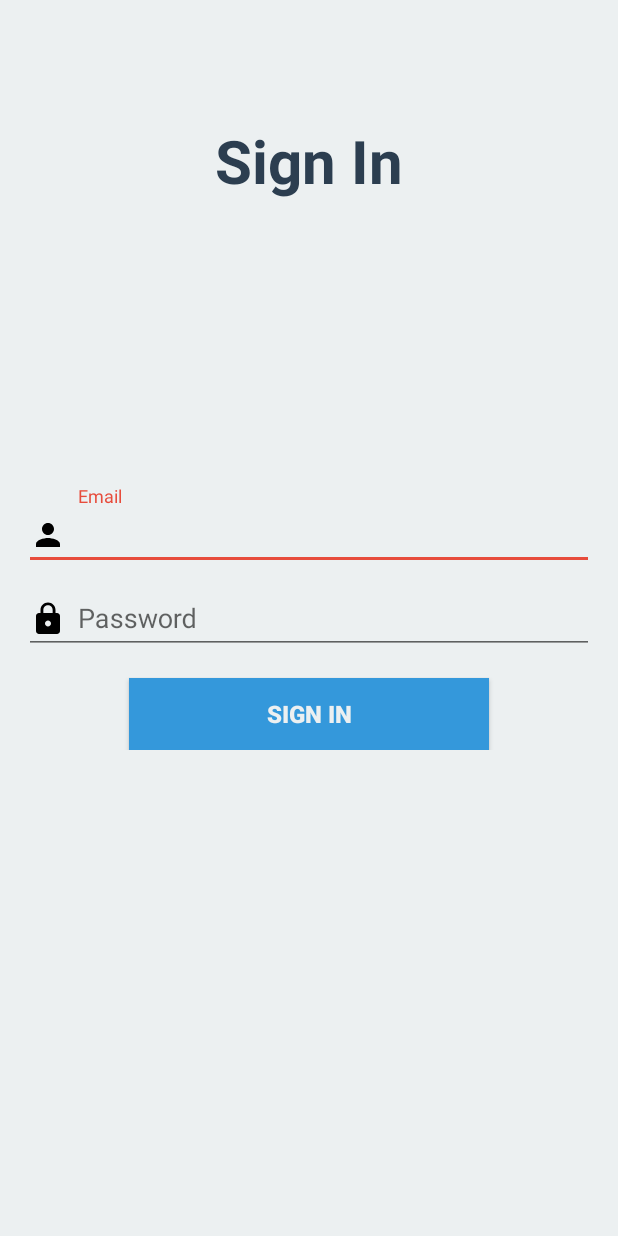
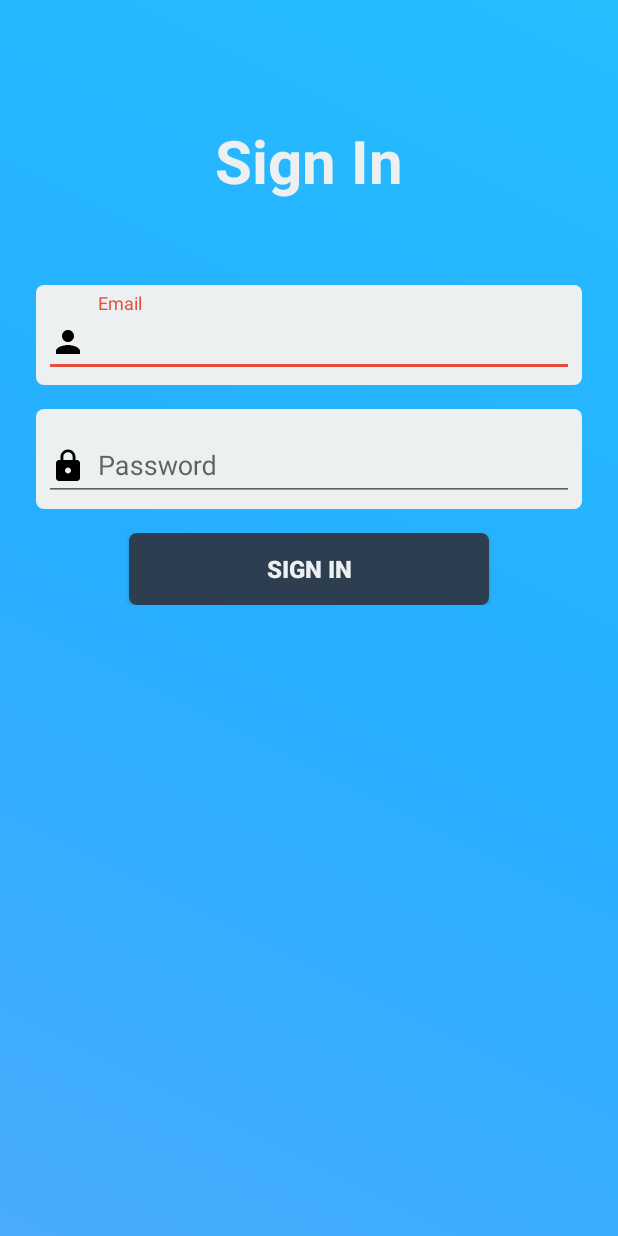
Before and after one commit to shrestha23/library_management_librarian, an Android app: the screen it shows after launch (LoginActivity), on a phone screen of 412 x 824 dp. Run offline under Robolectric (Android 15) with nearby library versions, the phone set to English and light mode, and no system bars; our stand-ins replace Firebase (no records; nobody signed in at launch, a user with empty details on screens opened directly); libraries missing offline, so code that uses them is left out: com.basgeekball.awesomevalidation, com.crashlytics.android, io.fabric.sdk; 5 statements that could not run were skipped.

Commit message:
Changed the login system to be more functional

```diff
--- a/app/src/main/java/com/aurghyadip/libararymanagementlibrarian/LoginActivity.java
+++ b/app/src/main/java/com/aurghyadip/libararymanagementlibrarian/LoginActivity.java
@@ -5,21 +5,32 @@ import android.support.annotation.NonNull;
 import android.support.design.widget.TextInputEditText;
 import android.support.v7.app.AppCompatActivity;
 import android.os.Bundle;
+import android.util.Log;
+import android.util.Patterns;
 import android.view.View;
 import android.widget.Button;
 import android.widget.Toast;
 
+import com.basgeekball.awesomevalidation.AwesomeValidation;
+import com.basgeekball.awesomevalidation.ValidationStyle;
+import com.basgeekball.awesomevalidation.utility.RegexTemplate;
 import com.google.android.gms.tasks.OnCompleteListener;
 import com.google.android.gms.tasks.Task;
 import com.google.firebase.auth.AuthResult;
 import com.google.firebase.auth.FirebaseAuth;
+import com.google.firebase.database.DataSnapshot;
+import com.google.firebase.database.DatabaseError;
+import com.google.firebase.database.DatabaseReference;
+import com.google.firebase.database.FirebaseDatabase;
+import com.google.firebase.database.ValueEventListener;
 
 public class LoginActivity extends AppCompatActivity {
     private FirebaseAuth mAuth;
-    private FirebaseAuth.AuthStateListener mAuthListner;
+    private FirebaseAuth.AuthStateListener mAuthListener;
 
     TextInputEditText emailField;
     TextInputEditText passwordField;
+    AwesomeValidation awesomeValidation;
 
     Button signInBtn;
 
@@ -28,12 +39,15 @@ public class LoginActivity extends AppCompatActivity {
         super.onCreate(savedInstanceState);
         setContentView(R.layout.activity_login);
 
+        awesomeValidation = new AwesomeValidation(ValidationStyle.COLORATION);
+
         mAuth = FirebaseAuth.getInstance();
-        mAuthListner = new FirebaseAuth.AuthStateListener() {
+        mAuthListener = new FirebaseAuth.AuthStateListener() {
             @Override
-            public void onAuthStateChanged(@NonNull FirebaseAuth firebaseAuth) {
-                if(firebaseAuth.getCurrentUser() != null) {
+            public void onAuthStateChanged(@NonNull final FirebaseAuth firebaseAuth) {
+                if (firebaseAuth.getCurrentUser() != null) {
                     startActivity(new Intent(LoginActivity.this, MainActivity.class));
+                    finish();
                 }
             }
         };
@@ -43,13 +57,16 @@ public class LoginActivity extends AppCompatActivity {
 
         signInBtn = findViewById(R.id.sign_in_btn);
 
+        // Validation rules
+        awesomeValidation.addValidation(emailField, Patterns.EMAIL_ADDRESS, getString(R.string.error_invalid_email));
+        awesomeValidation.addValidation(passwordField, RegexTemplate.NOT_EMPTY, getString(R.string.error_invalid_password));
+
         signInBtn.setOnClickListener(new View.OnClickListener() {
             @Override
             public void onClick(View v) {
-
-                // TODO: Add validation
+                if (awesomeValidation.validate()) {
                     startSignIn();
-
+                }
             }
         });
     }
@@ -57,12 +74,6 @@ public class LoginActivity extends AppCompatActivity {
     private void startSignIn() {
         String email = emailField.getText().toString();
         String password = passwordField.getText().toString();
-
-        if (email.isEmpty() || password.isEmpty()) {
-
-            Toast.makeText(LoginActivity.this, "Email & Password can't be blank", Toast.LENGTH_SHORT).show();
-
-        } else {
 
         mAuth.signInWithEmailAndPassword(email, password).addOnCompleteListener(new OnCompleteListener<AuthResult>() {
             @Override
@@ -73,13 +84,12 @@ public class LoginActivity extends AppCompatActivity {
             }
         });
     }
-    }
 
     @Override
     protected void onStart() {
         super.onStart();
 
         // Check if the user is signed in or not
-        mAuth.addAuthStateListener(mAuthListner);
+        mAuth.addAuthStateListener(mAuthListener);
     }
 }
--- a/app/src/main/res/layout/activity_login.xml
+++ b/app/src/main/res/layout/activity_login.xml
@@ -4,8 +4,10 @@
     xmlns:tools="http://schemas.android.com/tools"
     android:layout_width="match_parent"
     android:layout_height="match_parent"
-    tools:context="com.aurghyadip.libararymanagementlibrarian.LoginActivity">
+    tools:context="com.aurghyadip.libararymanagementlibrarian.LoginActivity"
+    android:background="@drawable/gradient_background">
     <TextView
+        android:id="@+id/title_activity_login"
         android:layout_width="wrap_content"
         android:layout_height="wrap_content"
         android:layout_marginTop="80dp"
@@ -13,17 +15,22 @@
         android:text="@string/title_activity_login"
         android:textSize="40sp"
         android:textStyle="bold"
-        android:textColor="@color/colorSecondary"/>
+        android:textColor="@color/colorLight"/>
 
     <LinearLayout
         android:layout_width="match_parent"
         android:layout_height="wrap_content"
+        android:layout_marginTop="40dp"
+        android:layout_marginStart="8dp"
+        android:layout_marginEnd="8dp"
         android:padding="16dp"
         android:orientation="vertical"
-        android:layout_centerInParent="true">
+        android:layout_below="@+id/title_activity_login">
         <android.support.design.widget.TextInputLayout
             android:layout_width="match_parent"
-            android:layout_height="wrap_content">
+            android:layout_height="wrap_content"
+            android:background="@drawable/login_field_background"
+            android:padding="5dp">
             <android.support.design.widget.TextInputEditText
                 android:id="@+id/email_prompt"
                 android:layout_width="match_parent"
@@ -36,7 +43,10 @@
 
         <android.support.design.widget.TextInputLayout
             android:layout_width="match_parent"
-            android:layout_height="wrap_content">
+            android:layout_height="wrap_content"
+            android:layout_marginTop="16dp"
+            android:background="@drawable/login_field_background"
+            android:padding="5dp">
             <android.support.design.widget.TextInputEditText
                 android:id="@+id/password_prompt"
                 android:layout_width="match_parent"
@@ -44,6 +54,7 @@
                 android:drawableStart="@drawable/ic_lock_black_24dp"
                 android:drawablePadding="8dp"
                 android:hint="@string/prompt_password"
+                android:fontFamily="sans-serif"
                 android:inputType="textPassword"/>
         </android.support.design.widget.TextInputLayout>
         <Button
@@ -51,10 +62,11 @@
             android:layout_width="240dp"
             android:layout_height="wrap_content"
             android:text="@string/action_sign_in_short"
-            android:background="@color/colorPrimary"
+            android:background="@drawable/signin_button_background"
             android:layout_marginTop="16dp"
             android:textColor="@color/colorLight"
             android:textSize="16sp"
+            android:padding="8dp"
             android:textStyle="bold"
             android:layout_gravity="center"/>
     </LinearLayout>
--- a/app/src/main/res/layout/fragment_scan.xml
+++ b/app/src/main/res/layout/fragment_scan.xml
@@ -25,6 +25,7 @@
                 android:textSize="30sp" />
 
             <TextView
+                android:id="@+id/user_name_landing_page"
                 style="@style/TextAppearance.AppCompat.Title"
                 android:layout_width="wrap_content"
                 android:layout_height="wrap_content"
```
Also changed, not shown: app/src/main/java/com/aurghyadip/libararymanagementlibrarian/MainActivity.java (+21 -1 lines), app/src/main/res/menu/activity_main_drawer.xml (+8 -13 lines). Lines whose indentation alone changed are shown as unchanged.
